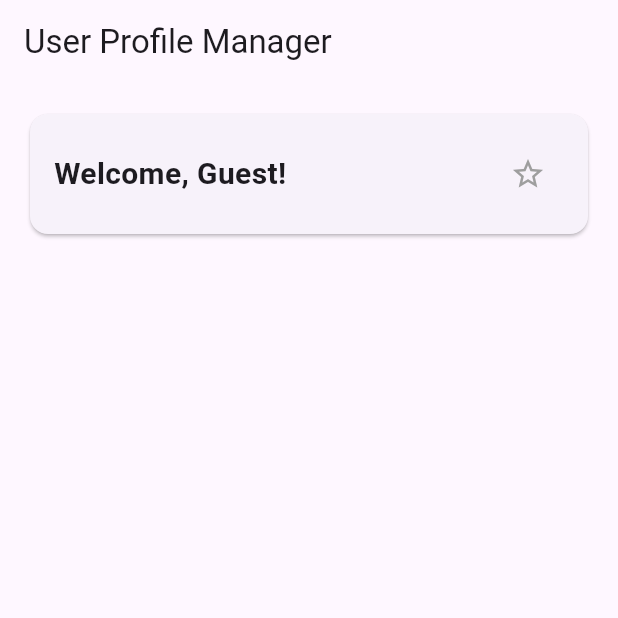
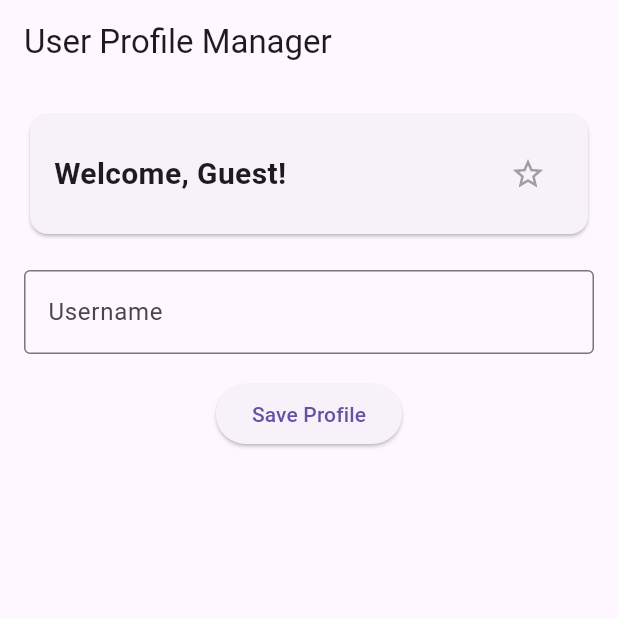
Before and after one commit to jaidenjones2005/FlutterProfileManager, a Flutter app: the screen it shows after launch, on a phone screen of 412 x 824 dp, the top half of it. Run offline on Flutter 3.47's test engine with Material 3 defaults, Android fonts, the phone set to English and light mode, and no system bars.

Commit message:
Complete Phase 2 profile form validation

```diff
--- a/lib/main.dart
+++ b/lib/main.dart
@@ -17,6 +17,7 @@
   }
 }
 
+// Main Profile Screen
 class ProfileScreen extends StatelessWidget {
   const ProfileScreen({super.key});
 
@@ -28,12 +29,19 @@
       ),
       body: const Padding(
         padding: EdgeInsets.all(16.0),
-        child: UserBanner(),
+        child: Column(
+          children: [
+            UserBanner(),
+            SizedBox(height: 20),
+            ProfileForm(),
+          ],
+        ),
       ),
     );
   }
 }
 
+// User Banner
 class UserBanner extends StatelessWidget {
   const UserBanner({super.key});
 
@@ -60,6 +68,7 @@
   }
 }
 
+// Favorite Button
 class FavoriteButton extends StatefulWidget {
   const FavoriteButton({super.key});
 
@@ -85,3 +94,61 @@
     );
   }
 }
+
+// Profile Form
+class ProfileForm extends StatefulWidget {
+  const ProfileForm({super.key});
+
+  @override
+  State<ProfileForm> createState() => _ProfileFormState();
+}
+
+class _ProfileFormState extends State<ProfileForm> {
+  final _formKey = GlobalKey<FormState>();
+  final _usernameController = TextEditingController();
+
+  @override
+  void dispose() {
+    _usernameController.dispose();
+    super.dispose();
+  }
+
+  @override
+  Widget build(BuildContext context) {
+    return Form(
+      key: _formKey,
+      child: Column(
+        children: [
+          TextFormField(
+            controller: _usernameController,
+            decoration: const InputDecoration(
+              labelText: 'Username',
+              border: OutlineInputBorder(),
+            ),
+            validator: (value) {
+              if (value == null || value.trim().isEmpty) {
+                return 'Username cannot be empty';
+              }
+              return null;
+            },
+          ),
+          const SizedBox(height: 16),
+          ElevatedButton(
+            onPressed: () {
+              if (_formKey.currentState!.validate()) {
+                ScaffoldMessenger.of(context).showSnackBar(
+                  SnackBar(
+                    content: Text(
+                      'Profile saved: ${_usernameController.text}',
+                    ),
+                  ),
+                );
+              }
+            },
+            child: const Text('Save Profile'),
+          ),
+        ],
+      ),
+    );
+  }
+}
```
Also changed, not shown: 1 other file.
